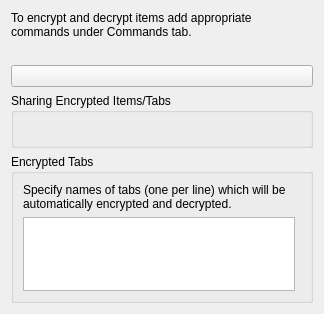
This is plugins/itemencrypted/itemencryptedsettings.ui in hluk/CopyQ as Qt 5 draws it before an edit. The edited form follows.
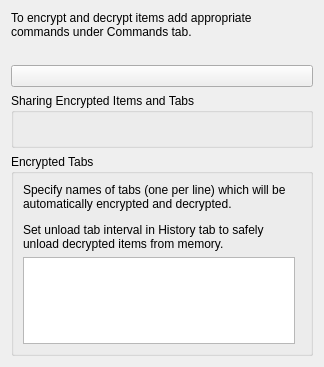
This is the edited form.

```diff
--- a/plugins/itemencrypted/itemencryptedsettings.ui
+++ b/plugins/itemencrypted/itemencryptedsettings.ui
@@ -7,7 +7,7 @@
     <x>0</x>
     <y>0</y>
     <width>324</width>
-    <height>314</height>
+    <height>367</height>
    </rect>
   </property>
   <property name="sizePolicy">
@@ -50,7 +50,7 @@
    <item>
     <widget class="QGroupBox" name="groupBoxShareInfo">
      <property name="title">
-      <string>Sharing Encrypted Items/Tabs</string>
+      <string>Sharing Encrypted Items and Tabs</string>
      </property>
      <layout class="QVBoxLayout" name="verticalLayout_2">
       <item>
@@ -78,7 +78,8 @@
       <item row="0" column="0" colspan="2">
        <widget class="QLabel" name="label_4">
         <property name="text">
-         <string>Specify names of tabs (one per line) which will be automatically encrypted and decrypted.</string>
+         <string>&lt;p&gt;Specify names of tabs (one per line) which will be automatically encrypted and decrypted.&lt;/p&gt;
+&lt;p&gt;Set unload tab interval in History tab to safely unload decrypted items from memory.&lt;/p&gt;</string>
         </property>
         <property name="wordWrap">
          <bool>true</bool>
```
